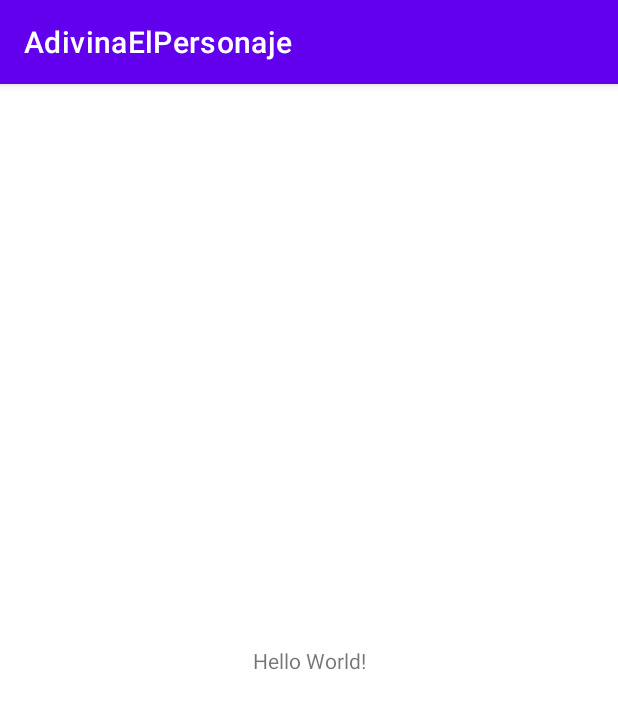
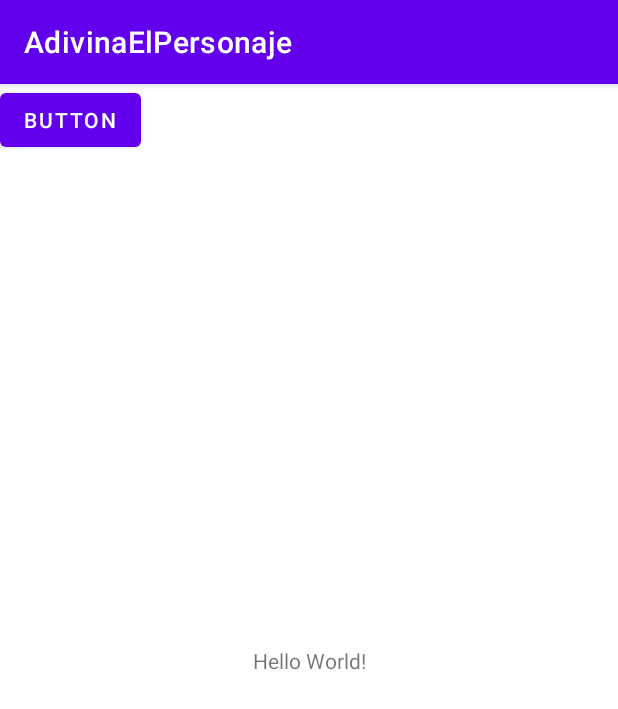
Before and after one commit to Dp2k/AdivinaElPersonaje, an Android app: the screen it shows after launch (MainActivity), on a phone screen of 412 x 824 dp. Shown: the top 709 px of the screen. Run offline under Robolectric (Android 15) with nearby library versions, the phone set to English and light mode, and no system bars.

Commit message:
Agregamos un boton

```diff
--- a/app/src/main/res/layout/activity_main.xml
+++ b/app/src/main/res/layout/activity_main.xml
@@ -15,4 +15,12 @@
         app:layout_constraintRight_toRightOf="parent"
         app:layout_constraintTop_toTopOf="parent" />
 
+    <Button
+        android:id="@+id/button"
+        android:layout_width="wrap_content"
+        android:layout_height="wrap_content"
+        android:text="Button"
+        tools:layout_editor_absoluteX="180dp"
+        tools:layout_editor_absoluteY="162dp" />
+
 </androidx.constraintlayout.widget.ConstraintLayout>
```
